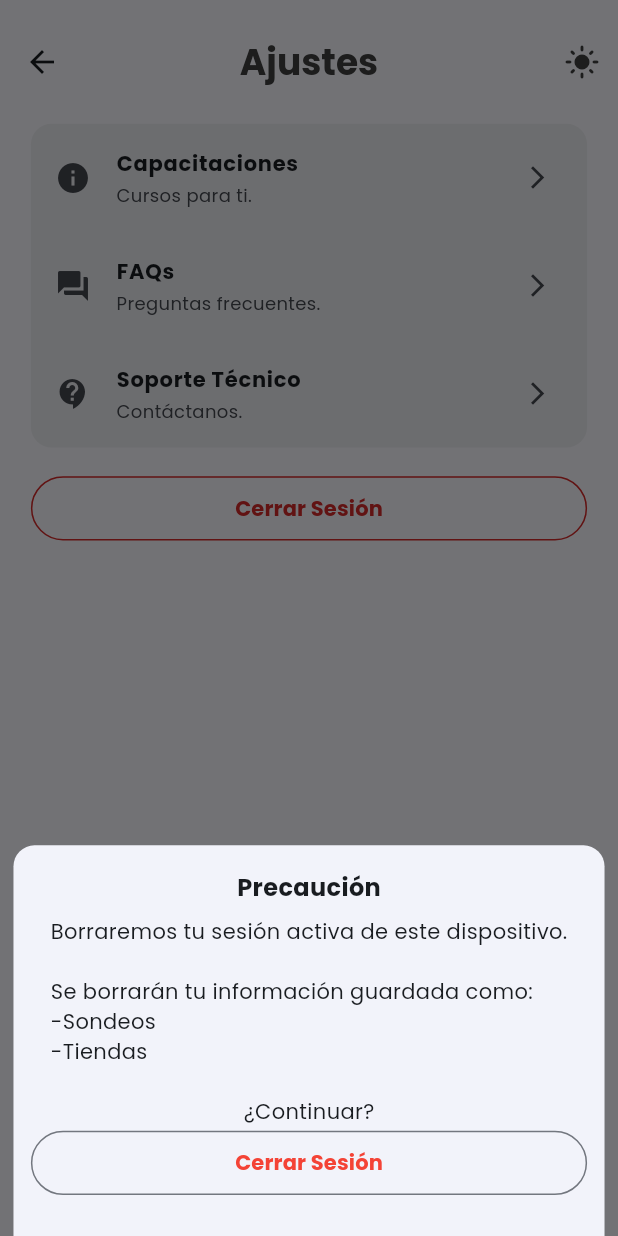
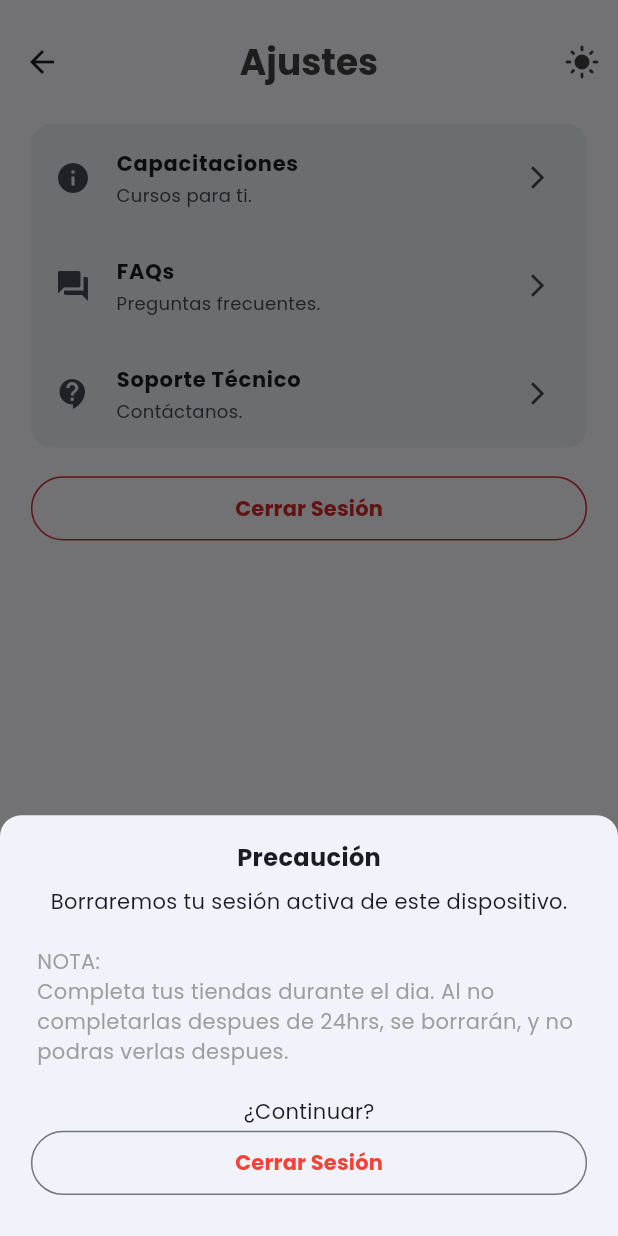
Before and after one commit to RitchieRS/emetrixapp, a Flutter app: the MainPage screen opened by its route, item 3 of the bottom bar chosen, after a tap on "Cerrar Sesión", on a phone screen of 412 x 824 dp. Run offline on Flutter 3.47's test engine with Material 3 defaults, Android fonts, the phone set to English and light mode, and no system bars; drawn by our look-alikes of salomon_bottom_bar; our stand-ins replace animate_do, connectivity_plus, dio, flutter_riverpod, flutter_svg, freezed_annotation and 12 more; missing offline and left inert: hand_signature, qr_code_scanner; accounts and stored records are empty; generated files the repository leaves out were written again; project files that could hold a hidden picture were left out.

Commit message:
Error lineas comentadas fix

```diff
--- a/lib/app/core/global/app_info.dart
+++ b/lib/app/core/global/app_info.dart
@@ -2,7 +2,7 @@ import 'package:flutter_riverpod/flutter_riverpod.dart';
 
 //Cada vez que se necesite cambiar la version se cambia desde aqui
 
-const String _appVersion = '1.0.0';
+const String _appVersion = '1.0.1';
 
 final appVersionProvider = StateProvider<String>((ref) {
   return _appVersion;
--- a/lib/app/ui/main/main_screen.dart
+++ b/lib/app/ui/main/main_screen.dart
@@ -35,7 +35,8 @@ class _HomePageState extends ConsumerState<MainPage> {
   Widget build(BuildContext context) {
     final isDark = ref.watch(themeProvider) == ThemeMode.dark;
     final indexMain = ref.watch(mainIndex);
-    final unselectedColor = Theme.of(context).textTheme.bodyLarge?.color;
+    final unselectedColor =
+        Theme.of(context).textTheme.bodyLarge?.color!.withOpacity(0.5);
 
     return
         // DefaultTabController(
--- a/lib/app/ui/modules/out_of_route/controller.dart
+++ b/lib/app/ui/modules/out_of_route/controller.dart
@@ -115,8 +115,8 @@ class OutOfRouteControllerNotifier extends StateNotifier<OutOfRouteState> {
     List<SondeoModel> sondeos,
     WidgetRef ref,
   ) async {
-    // final reorderSondeos = reorderSteps(sondeos);
-    await ref.read(databaseProvider).saveStores(routes, sondeos, userID);
+    final reorderSondeos = reorderSteps(sondeos);
+    await ref.read(databaseProvider).saveStores(routes, reorderSondeos, userID);
   }
 
   //----------------------
--- a/lib/app/ui/modules/settings/settings.dart
+++ b/lib/app/ui/modules/settings/settings.dart
@@ -157,8 +157,14 @@ class _SettingsPageState extends ConsumerState<SettingsPage> {
                 Padding(
                   padding: EdgeInsets.symmetric(horizontal: size.height * 0.03),
                   child: Text(
-                      'Borraremos tu sesión activa de este dispositivo.\n \nSe borrarán tu información guardada como: \n-Sondeos\n-Tiendas\n',
+                      'Borraremos tu sesión activa de este dispositivo.',
                       style: t.medium),
+                ),
+                Padding(
+                  padding: EdgeInsets.symmetric(horizontal: size.height * 0.03),
+                  child: Text('''
+                      \nNOTA: \nCompleta tus tiendas durante el dia. Al no completarlas despues de 24hrs, se borrarán, y no podras verlas despues.
+                      ''', style: t.textDisabled),
                 ),
                 Padding(
                   padding: EdgeInsets.symmetric(horizontal: size.height * 0.03),
--- a/lib/app/ui/modules/sondeo/components/map_view.dart
+++ b/lib/app/ui/modules/sondeo/components/map_view.dart
@@ -167,7 +167,7 @@ class _MapViewState extends ConsumerState<MapView> {
 
   Future<void> calculateChekInOut(List<int> finishedSections) async {
 //Crear Calculo de Check-In / CheckOut
-    showProgress(context: context, title: 'Calculando');
+    showProgress(context: context, title: 'Verificando distancia...');
     final storePosition =
         (widget.store.latitud ?? 0, widget.store.longitud ?? 0);
     position = await Geolocator.getCurrentPosition(
@@ -180,8 +180,8 @@ class _MapViewState extends ConsumerState<MapView> {
           position!.longitude, storePosition.$1, storePosition.$2);
       final rango = double.parse(widget.store.rangoGPS.toString());
 
-     /// if (distance <= rango) {
-      if (distance >= rango) {
+      if (distance <= rango) {
+        // if (distance >= rango) {
         //SI Pasa
         Navigator.pop(context);
         await setEntrance(finishedSections);
```
